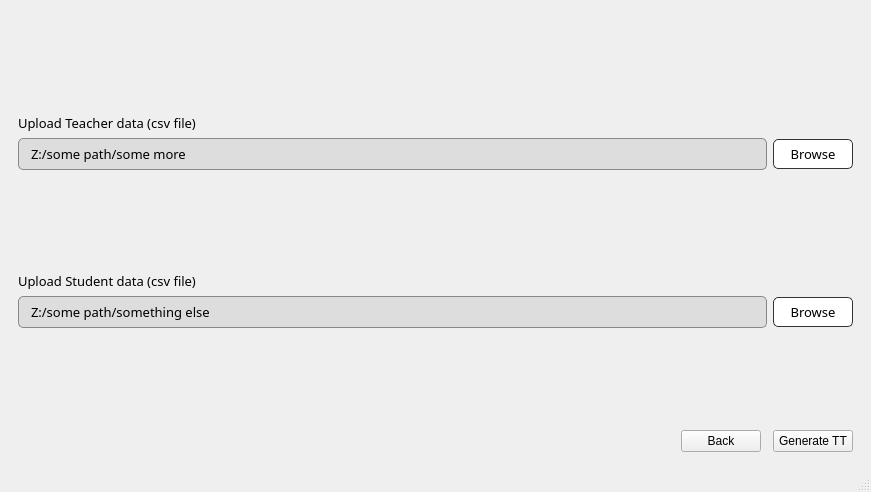
First picture: the form in forms/mainwindow.ui, repository dyumanaditya/time-table-generator, before the edit.
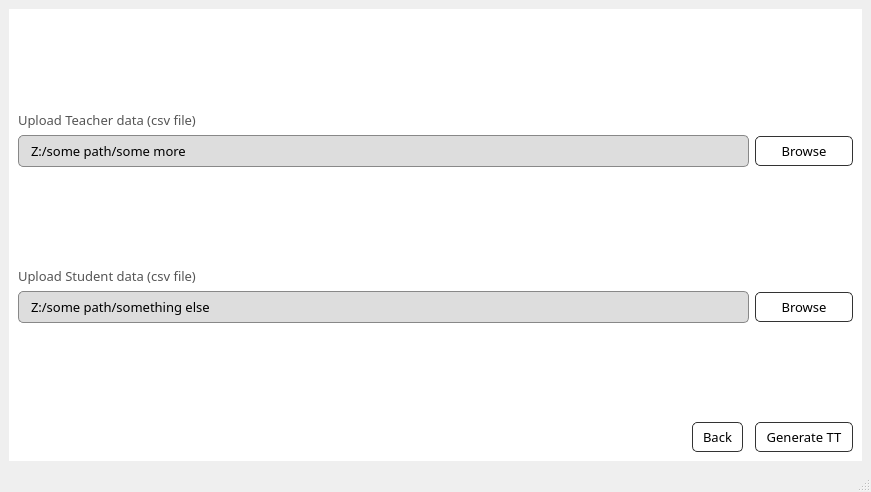
Second picture: the form after the edit. The open tabs and pages were chosen to show the change.

Commit message: going to add TT view page

Diff of the .ui file:
```diff
--- a/forms/mainwindow.ui
+++ b/forms/mainwindow.ui
@@ -126,6 +126,23 @@
       </widget>
       <widget class="QWidget" name="input_data_page"/>
       <widget class="QWidget" name="upload_data_page">
+       <property name="styleSheet">
+        <string notr="true">QWidget {
+	background: #fff;
+}
+
+QLabel {
+	color: #555;
+}
+
+QPushButton {
+	color: #000;
+	background: #fff;
+	padding: 5px 10px;
+	border-radius: 5px;
+	border: 1px solid #333;
+}</string>
+       </property>
        <layout class="QGridLayout" name="gridLayout_4">
         <item row="0" column="0">
          <layout class="QGridLayout" name="upload_data_layout">
@@ -196,7 +213,13 @@
            </widget>
           </item>
           <item row="7" column="5">
-           <widget class="QPushButton" name="pushButton">
+           <widget class="QPushButton" name="back_button">
+            <property name="font">
+             <font>
+              <family>Product Sans</family>
+              <pointsize>10</pointsize>
+             </font>
+            </property>
             <property name="text">
              <string>Back</string>
             </property>
@@ -250,6 +273,12 @@
           </item>
           <item row="7" column="7">
            <widget class="QPushButton" name="generate_tt_button">
+            <property name="font">
+             <font>
+              <family>Product Sans</family>
+              <pointsize>10</pointsize>
+             </font>
+            </property>
             <property name="text">
              <string>Generate TT</string>
             </property>
```
Left out of the diff: 18 changed lines with no effect on the pictures. The commit also changes 2 other files.
